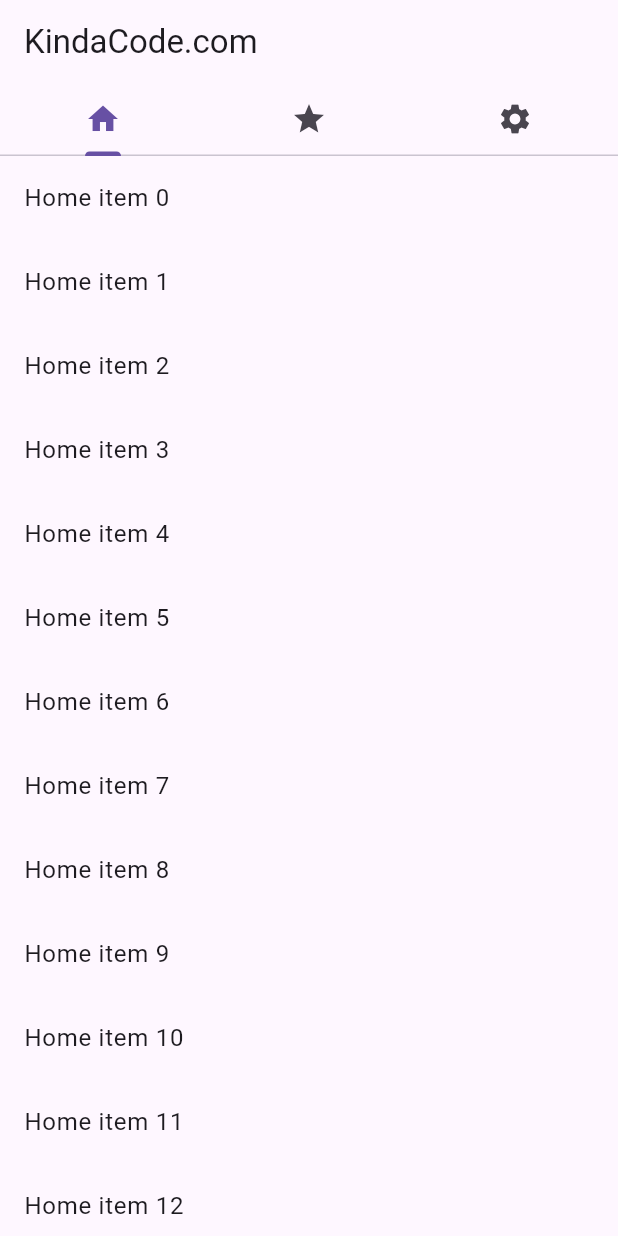
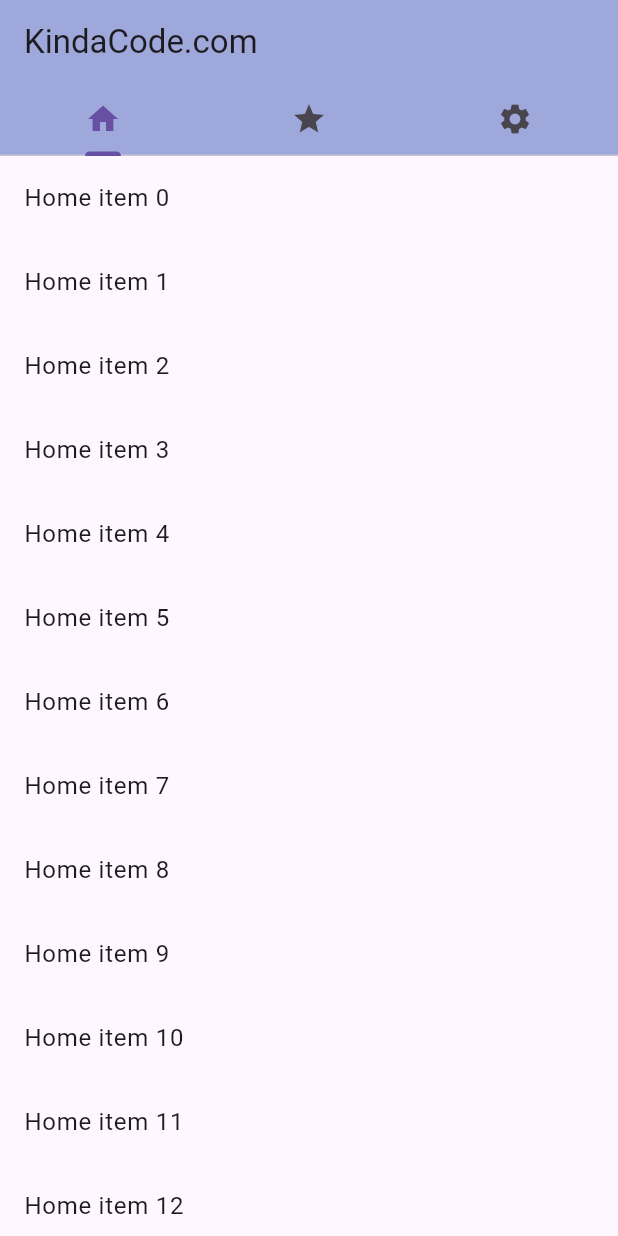
Before and after one commit to NAW-KHU/expansion_cards, a Flutter app: the screen it shows after launch, on a phone screen of 412 x 824 dp. Run offline on Flutter 3.47's test engine with Material 3 defaults, Android fonts, the phone set to English and light mode, and no system bars; our stand-ins replace expansion_tile_card.

Commit message:
modified fiels

```diff
--- a/lib/refactor/pagestoragekey.dart
+++ b/lib/refactor/pagestoragekey.dart
@@ -1,4 +1,5 @@
 import 'package:flutter/material.dart';
+import 'package:flutter/widgets.dart';
 
 class TabViewDemo extends StatelessWidget {
   const TabViewDemo({super.key});
@@ -17,6 +18,7 @@
               Tab(icon: Icon(Icons.settings)),
             ]
           ),
+          backgroundColor: Colors.indigo.shade200,
         ),
       body: TabBarView(
         children: [
```
